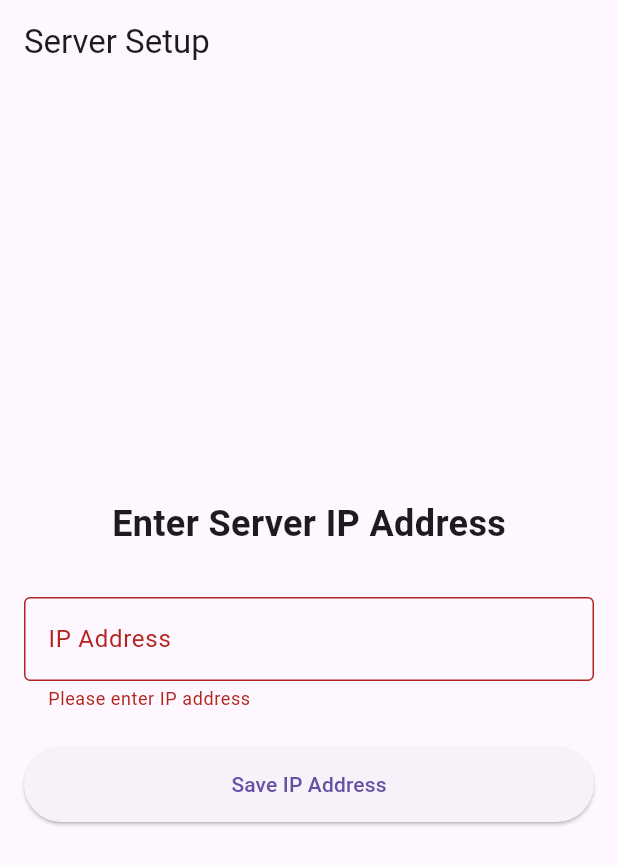
After one commit to Maharab2134/Dorkar, a Flutter app: the screen it shows after launch, after a tap on "Save IP Address", on a phone screen of 412 x 824 dp. The commit adds this screen. Shown: the top 865 px of the screen. Run offline on Flutter 3.47's test engine with Material 3 defaults, Android fonts, the phone set to English and light mode, and no system bars; our stand-ins replace flutter_rating_bar, shared_preferences; network calls fail.

Commit message:
Update Ip problem

```diff
--- a/lib/main.dart
+++ b/lib/main.dart
@@ -1,6 +1,6 @@
 import 'package:flutter/material.dart';
-import 'package:dorkar/constants/my_theme.dart';
-import 'package:dorkar/ip_address.dart';
+import 'screens/ip_setup_screen.dart';
+import 'utils/ip_manager.dart';
 
 void main() {
   runApp(const MyApp());
@@ -12,10 +12,52 @@ class MyApp extends StatelessWidget {
   @override
   Widget build(BuildContext context) {
     return MaterialApp(
-      debugShowCheckedModeBanner: false,
-      title: 'Flutter Demo',
-      theme: MyTheme.lightTheme,
-      home: IpAddressScreen(),
+      title: 'Dorkar',
+      theme: ThemeData(
+        primarySwatch: Colors.blue,
+        useMaterial3: true,
+      ),
+      home: const SplashScreen(),
     );
   }
 }
+
+class SplashScreen extends StatefulWidget {
+  const SplashScreen({super.key});
+
+  @override
+  State<SplashScreen> createState() => _SplashScreenState();
+}
+
+class _SplashScreenState extends State<SplashScreen> {
+  @override
+  void initState() {
+    super.initState();
+    _checkIP();
+  }
+
+  Future<void> _checkIP() async {
+    final isIPSet = await IPManager.isIPSet();
+    if (mounted) {
+      if (isIPSet) {
+        // Navigate to your main app screen
+        Navigator.pushReplacementNamed(context, '/home');
+      } else {
+        // Show IP setup screen
+        Navigator.pushReplacement(
+          context,
+          MaterialPageRoute(builder: (context) => const IPSetupScreen()),
+        );
+      }
+    }
+  }
+
+  @override
+  Widget build(BuildContext context) {
+    return const Scaffold(
+      body: Center(
+        child: CircularProgressIndicator(),
+      ),
+    );
+  }
+}
--- /dev/null
+++ b/lib/screens/ip_setup_screen.dart
@@ -0,0 +1,110 @@
+import 'package:flutter/material.dart';
+import '../utils/ip_manager.dart';
+
+class IPSetupScreen extends StatefulWidget {
+  const IPSetupScreen({super.key});
+
+  @override
+  State<IPSetupScreen> createState() => _IPSetupScreenState();
+}
+
+class _IPSetupScreenState extends State<IPSetupScreen> {
+  final _formKey = GlobalKey<FormState>();
+  final _ipController = TextEditingController();
+  bool _isLoading = false;
+
+  Future<void> _saveIP() async {
+    if (!_formKey.currentState!.validate()) return;
+
+    setState(() {
+      _isLoading = true;
+    });
+
+    try {
+      await IPManager.saveIP(_ipController.text);
+      if (mounted) {
+        Navigator.pushReplacementNamed(context, '/home');
+      }
+    } catch (e) {
+      if (mounted) {
+        ScaffoldMessenger.of(context).showSnackBar(
+          SnackBar(content: Text('Error saving IP: $e')),
+        );
+      }
+    } finally {
+      if (mounted) {
+        setState(() {
+          _isLoading = false;
+        });
+      }
+    }
+  }
+
+  @override
+  Widget build(BuildContext context) {
+    return Scaffold(
+      appBar: AppBar(
+        title: const Text('Server Setup'),
+        automaticallyImplyLeading: false,
+      ),
+      body: Padding(
+        padding: const EdgeInsets.all(16.0),
+        child: Form(
+          key: _formKey,
+          child: Column(
+            mainAxisAlignment: MainAxisAlignment.center,
+            children: [
+              const Text(
+                'Enter Server IP Address',
+                style: TextStyle(
+                  fontSize: 24,
+                  fontWeight: FontWeight.bold,
+                ),
+              ),
+              const SizedBox(height: 32),
+              TextFormField(
+                controller: _ipController,
+                decoration: const InputDecoration(
+                  labelText: 'IP Address',
+                  hintText: 'e.g., 192.168.1.100',
+                  border: OutlineInputBorder(),
+                ),
+                keyboardType: TextInputType.number,
+                validator: (value) {
+                  if (value == null || value.isEmpty) {
+                    return 'Please enter IP address';
+                  }
+                  // Basic IP validation
+                  final ipRegex = RegExp(
+                    r'^(\d{1,3}\.){3}\d{1,3}$',
+                  );
+                  if (!ipRegex.hasMatch(value)) {
+                    return 'Please enter a valid IP address';
+                  }
+                  return null;
+                },
+              ),
+              const SizedBox(height: 24),
+              SizedBox(
+                width: double.infinity,
+                height: 50,
+                child: ElevatedButton(
+                  onPressed: _isLoading ? null : _saveIP,
+                  child: _isLoading
+                      ? const CircularProgressIndicator()
+                      : const Text('Save IP Address'),
+                ),
+              ),
+            ],
+          ),
+        ),
+      ),
+    );
+  }
+
+  @override
+  void dispose() {
+    _ipController.dispose();
+    super.dispose();
+  }
+}
--- /dev/null
+++ b/lib/utils/ip_manager.dart
@@ -0,0 +1,37 @@
+import 'package:shared_preferences/shared_preferences.dart';
+
+class IPManager {
+  static const String _ipKey = 'server_ip';
+  static String? _cachedIP;
+
+  // Get IP address from cache or SharedPreferences
+  static Future<String> getIP() async {
+    if (_cachedIP != null) {
+      return _cachedIP!;
+    }
+
+    final prefs = await SharedPreferences.getInstance();
+    _cachedIP = prefs.getString(_ipKey);
+    return _cachedIP ?? '';
+  }
+
+  // Save IP address to SharedPreferences and cache
+  static Future<void> saveIP(String ip) async {
+    final prefs = await SharedPreferences.getInstance();
+    await prefs.setString(_ipKey, ip);
+    _cachedIP = ip;
+  }
+
+  // Check if IP is set
+  static Future<bool> isIPSet() async {
+    final prefs = await SharedPreferences.getInstance();
+    return prefs.containsKey(_ipKey);
+  }
+
+  // Clear IP address
+  static Future<void> clearIP() async {
+    final prefs = await SharedPreferences.getInstance();
+    await prefs.remove(_ipKey);
+    _cachedIP = null;
+  }
+}
```
Also changed, not shown: lib/ser_provider/dashboard_screen2.dart (+14 -13 lines), lib/ser_provider/login_screen2.dart (+5 -3 lines), lib/user/available_service_screen.dart (+22 -32 lines), lib/user/dashboard_screen1.dart (+10 -7 lines), lib/user/login_screen1.dart (+5 -3 lines), lib/user/payment_screen.dart (+37 -21 lines), pubspec.lock.
